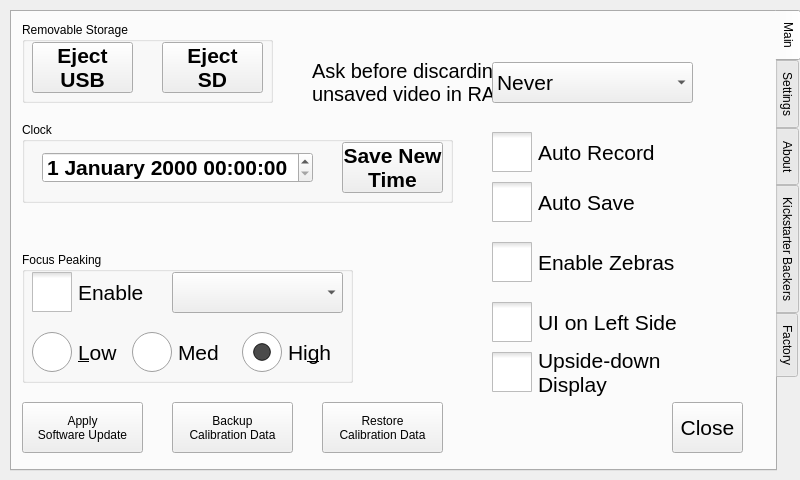
Above: src/utilwindow.ui from krontech/chronos-cam-app before the change. Below: the same form after it.
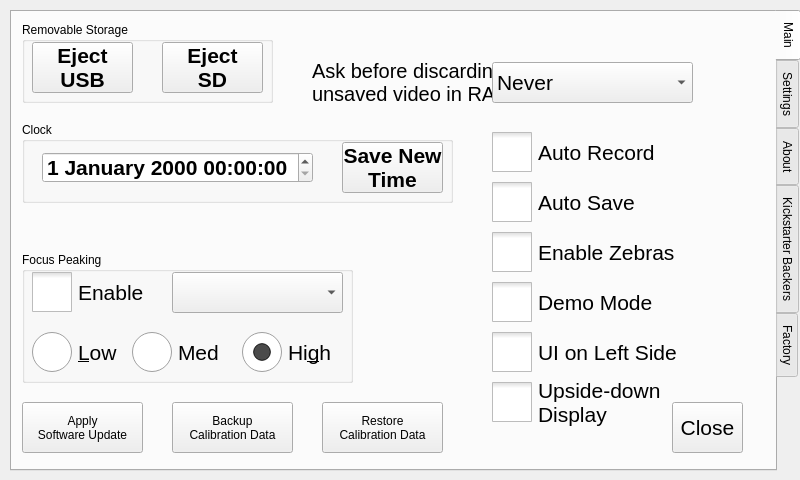
That is the form after the change. Custom widgets are drawn as their Qt base class.

Commit message:
Add demo mode checkbox and playback loop button.
A demo mode has been particularly useful at tradeshows to set up a shot and
have the camera automatically replay the selected footage. But this seems
like a bit of an oddball option, so disable it by default to retain the
traditional UI operation.

What changed in the file:
```diff
--- a/src/utilwindow.ui
+++ b/src/utilwindow.ui
@@ -261,7 +261,7 @@
      <property name="geometry">
       <rect>
        <x>480</x>
-       <y>230</y>
+       <y>220</y>
        <width>191</width>
        <height>41</height>
       </rect>
@@ -447,7 +447,7 @@
      <property name="geometry">
       <rect>
        <x>480</x>
-       <y>290</y>
+       <y>320</y>
        <width>201</width>
        <height>41</height>
       </rect>
@@ -474,7 +474,7 @@
      <property name="geometry">
       <rect>
        <x>480</x>
-       <y>330</y>
+       <y>360</y>
        <width>171</width>
        <height>61</height>
       </rect>
@@ -528,6 +528,30 @@
       </property>
      </item>
     </widget>
+    <widget class="QCheckBox" name="chkDemoMode">
+     <property name="geometry">
+      <rect>
+       <x>480</x>
+       <y>270</y>
+       <width>181</width>
+       <height>41</height>
+      </rect>
+     </property>
+     <property name="font">
+      <font>
+       <pointsize>16</pointsize>
+      </font>
+     </property>
+     <property name="styleSheet">
+      <string notr="true">QCheckBox::indicator {
+     width: 40px;
+     height: 40px;
+}</string>
+     </property>
+     <property name="text">
+      <string>Demo Mode</string>
+     </property>
+    </widget>
    </widget>
    <widget class="QWidget" name="tabSettings">
     <attribute name="title">
```
Left out of the diff: 2 changed lines with no effect on the pictures. The commit also changes 9 other files.
